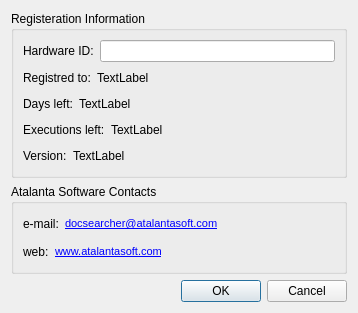
The window that SearchGUI/src/aboutdialog.ui (tmpprj/tmpprj) describes before a commit, drawn with Qt 5.
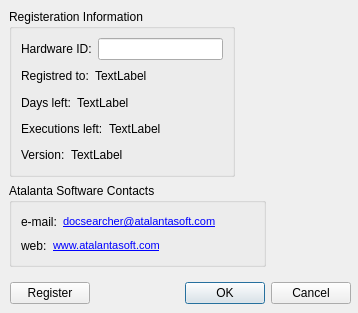
The same window after the commit.

Commit message: added register dialog

```diff
--- a/SearchGUI/src/aboutdialog.ui
+++ b/SearchGUI/src/aboutdialog.ui
@@ -37,9 +37,15 @@
   <property name="modal">
    <bool>true</bool>
   </property>
-  <layout class="QVBoxLayout" name="verticalLayout_3">
-   <item>
     <widget class="QGroupBox" name="groupBox_2">
+   <property name="geometry">
+    <rect>
+     <x>9</x>
+     <y>9</y>
+     <width>226</width>
+     <height>168</height>
+    </rect>
+   </property>
      <property name="title">
       <string>Registeration Information</string>
      </property>
@@ -200,9 +206,15 @@
       </item>
      </layout>
     </widget>
-   </item>
-   <item>
     <widget class="QGroupBox" name="groupBox">
+   <property name="geometry">
+    <rect>
+     <x>9</x>
+     <y>183</y>
+     <width>257</width>
+     <height>84</height>
+    </rect>
+   </property>
      <property name="title">
       <string>Atalanta Software Contacts</string>
      </property>
@@ -282,6 +294,35 @@
      <zorder></zorder>
      <zorder></zorder>
     </widget>
+  <widget class="QWidget" name="">
+   <property name="geometry">
+    <rect>
+     <x>10</x>
+     <y>280</y>
+     <width>341</width>
+     <height>27</height>
+    </rect>
+   </property>
+   <layout class="QHBoxLayout" name="horizontalLayout_8">
+    <item>
+     <widget class="QPushButton" name="registerButton">
+      <property name="text">
+       <string>Register</string>
+      </property>
+     </widget>
+    </item>
+    <item>
+     <spacer name="horizontalSpacer_7">
+      <property name="orientation">
+       <enum>Qt::Horizontal</enum>
+      </property>
+      <property name="sizeHint" stdset="0">
+       <size>
+        <width>40</width>
+        <height>20</height>
+       </size>
+      </property>
+     </spacer>
    </item>
    <item>
     <widget class="QDialogButtonBox" name="buttonBox">
@@ -294,6 +335,7 @@
     </widget>
    </item>
   </layout>
+  </widget>
  </widget>
  <resources/>
  <connections>
```
Left out of the diff: 1 changed line with no effect on the pictures. Lines whose indentation alone changed are shown as unchanged. The commit also changes 6 other files.
